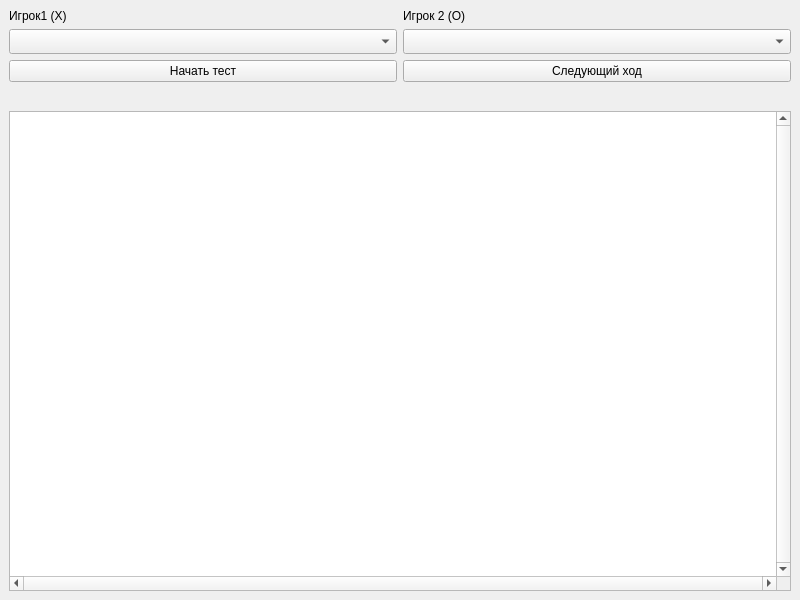
The window that step_fighter.ui (Lostinlongfile/Xox) describes before a commit, drawn with Qt 5.
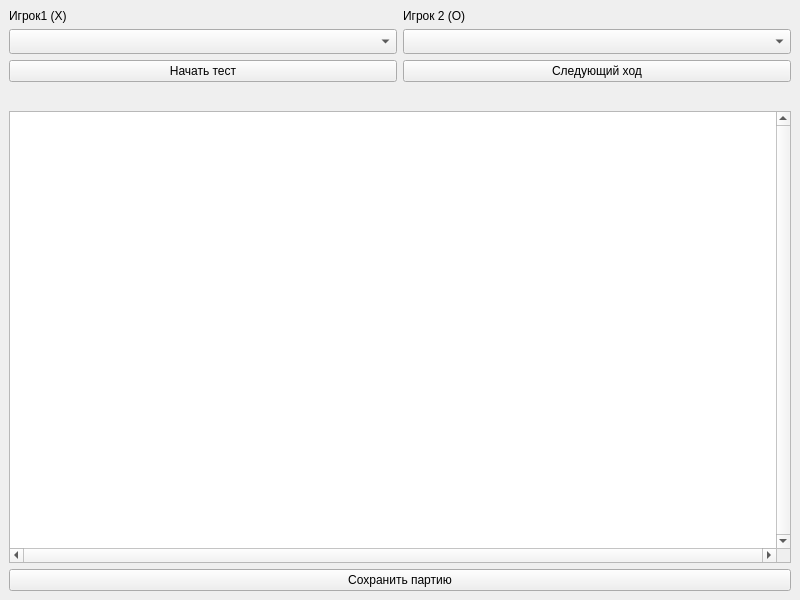
The same window after the commit.

The edit to the form file:
```diff
--- a/step_fighter.ui
+++ b/step_fighter.ui
@@ -68,7 +68,7 @@
       </property>
      </widget>
     </item>
-    <item row="5" column="0" colspan="2">
+    <item row="6" column="0" colspan="2">
      <widget class="QGraphicsView" name="graphicsView">
       <property name="verticalScrollBarPolicy">
        <enum>Qt::ScrollBarAlwaysOn</enum>
@@ -88,6 +88,19 @@
       </property>
      </widget>
     </item>
+    <item row="7" column="0" colspan="2">
+     <widget class="QPushButton" name="pushButton_3">
+      <property name="sizePolicy">
+       <sizepolicy hsizetype="Preferred" vsizetype="Fixed">
+        <horstretch>0</horstretch>
+        <verstretch>0</verstretch>
+       </sizepolicy>
+      </property>
+      <property name="text">
+       <string>Сохранить партию</string>
+      </property>
+     </widget>
+    </item>
     <item row="4" column="0" colspan="2">
      <widget class="QLabel" name="label">
       <property name="font">
```
